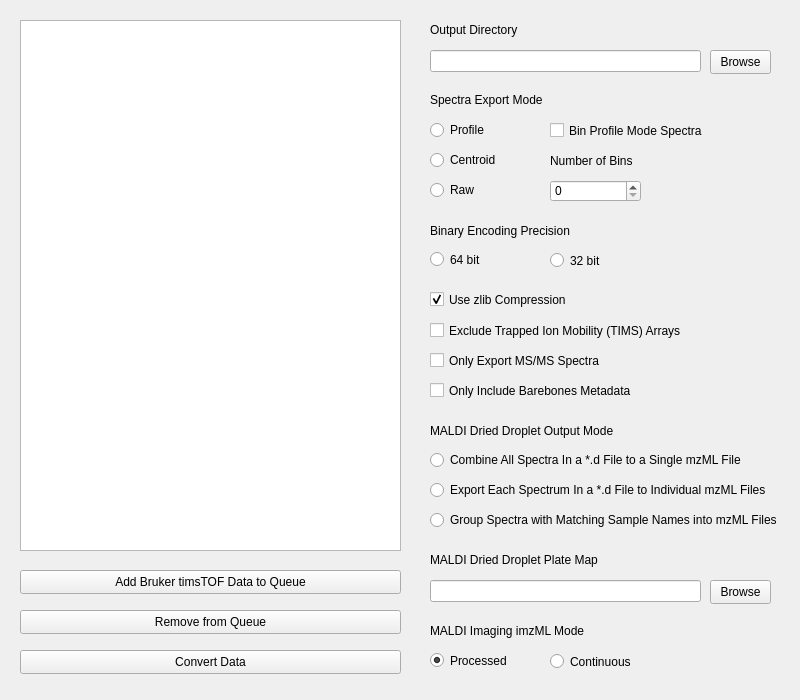
gtluu/timsconvert, file bin/timsconvert_gui_template.ui: the form before one commit.
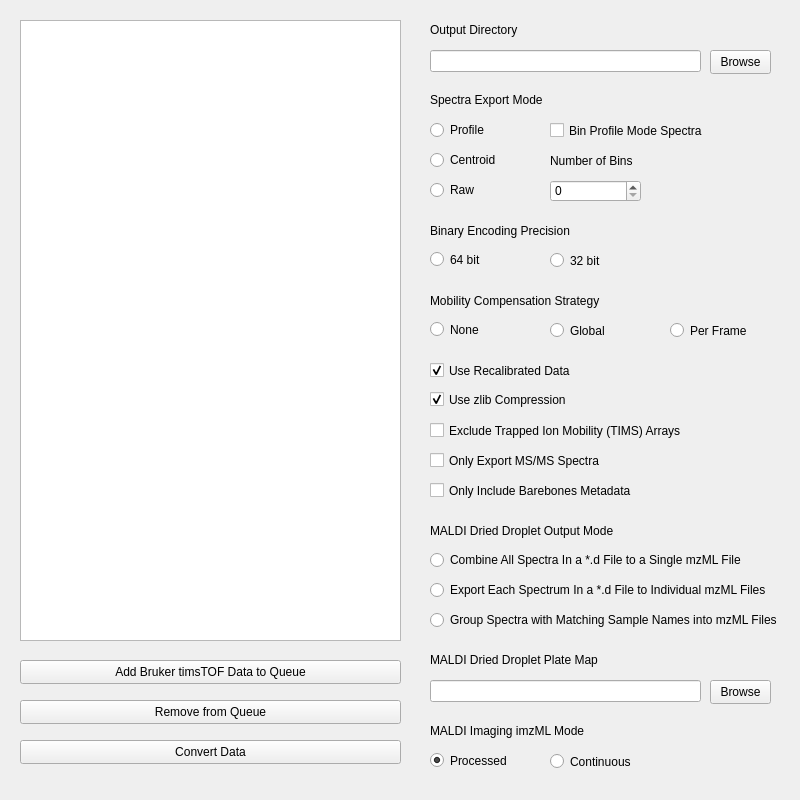
The form after the commit.

Commit message: update gui layout; add argument parsing from ui

Patch:
```diff
--- a/bin/timsconvert_gui_template.ui
+++ b/bin/timsconvert_gui_template.ui
@@ -7,7 +7,7 @@
     <x>0</x>
     <y>0</y>
     <width>800</width>
-    <height>700</height>
+    <height>800</height>
    </rect>
   </property>
   <property name="minimumSize">
@@ -30,7 +30,7 @@
     <property name="geometry">
      <rect>
       <x>20</x>
-      <y>570</y>
+      <y>660</y>
       <width>381</width>
       <height>24</height>
      </rect>
@@ -140,7 +140,7 @@
     <property name="geometry">
      <rect>
       <x>20</x>
-      <y>610</y>
+      <y>700</y>
       <width>381</width>
       <height>24</height>
      </rect>
@@ -195,7 +195,7 @@
     <property name="geometry">
      <rect>
       <x>430</x>
-      <y>289</y>
+      <y>389</y>
       <width>351</width>
       <height>21</height>
      </rect>
@@ -211,7 +211,7 @@
     <property name="geometry">
      <rect>
       <x>430</x>
-      <y>320</y>
+      <y>420</y>
       <width>351</width>
       <height>21</height>
      </rect>
@@ -224,7 +224,7 @@
     <property name="geometry">
      <rect>
       <x>430</x>
-      <y>350</y>
+      <y>450</y>
       <width>351</width>
       <height>21</height>
      </rect>
@@ -282,7 +282,7 @@
     <property name="geometry">
      <rect>
       <x>430</x>
-      <y>420</y>
+      <y>520</y>
       <width>351</width>
       <height>21</height>
      </rect>
@@ -295,7 +295,7 @@
     <property name="geometry">
      <rect>
       <x>430</x>
-      <y>450</y>
+      <y>550</y>
       <width>351</width>
       <height>20</height>
      </rect>
@@ -311,7 +311,7 @@
     <property name="geometry">
      <rect>
       <x>430</x>
-      <y>480</y>
+      <y>580</y>
       <width>351</width>
       <height>20</height>
      </rect>
@@ -324,7 +324,7 @@
     <property name="geometry">
      <rect>
       <x>430</x>
-      <y>510</y>
+      <y>610</y>
       <width>351</width>
       <height>20</height>
      </rect>
@@ -337,7 +337,7 @@
     <property name="geometry">
      <rect>
       <x>430</x>
-      <y>580</y>
+      <y>680</y>
       <width>271</width>
       <height>22</height>
      </rect>
@@ -353,7 +353,7 @@
     <property name="geometry">
      <rect>
       <x>710</x>
-      <y>580</y>
+      <y>680</y>
       <width>61</width>
       <height>24</height>
      </rect>
@@ -366,7 +366,7 @@
     <property name="geometry">
      <rect>
       <x>430</x>
-      <y>550</y>
+      <y>650</y>
       <width>351</width>
       <height>20</height>
      </rect>
@@ -379,7 +379,7 @@
     <property name="geometry">
      <rect>
       <x>430</x>
-      <y>620</y>
+      <y>720</y>
       <width>351</width>
       <height>21</height>
      </rect>
@@ -392,7 +392,7 @@
     <property name="geometry">
      <rect>
       <x>550</x>
-      <y>651</y>
+      <y>751</y>
       <width>89</width>
       <height>21</height>
      </rect>
@@ -405,7 +405,7 @@
     <property name="geometry">
      <rect>
       <x>430</x>
-      <y>650</y>
+      <y>750</y>
       <width>89</width>
       <height>21</height>
      </rect>
@@ -421,7 +421,7 @@
     <property name="geometry">
      <rect>
       <x>430</x>
-      <y>380</y>
+      <y>480</y>
       <width>351</width>
       <height>21</height>
      </rect>
@@ -434,7 +434,7 @@
     <property name="geometry">
      <rect>
       <x>20</x>
-      <y>650</y>
+      <y>740</y>
       <width>381</width>
       <height>24</height>
      </rect>
@@ -449,10 +449,81 @@
       <x>20</x>
       <y>20</y>
       <width>381</width>
-      <height>531</height>
+      <height>621</height>
      </rect>
     </property>
    </widget>
+   <widget class="QLabel" name="MobilityCompensationLabel">
+    <property name="geometry">
+     <rect>
+      <x>430</x>
+      <y>290</y>
+      <width>351</width>
+      <height>21</height>
+     </rect>
+    </property>
+    <property name="text">
+     <string>Mobility Compensation Strategy</string>
+    </property>
+   </widget>
+   <widget class="QCheckBox" name="RecalibratedDataCheckbox">
+    <property name="geometry">
+     <rect>
+      <x>430</x>
+      <y>360</y>
+      <width>351</width>
+      <height>21</height>
+     </rect>
+    </property>
+    <property name="text">
+     <string>Use Recalibrated Data</string>
+    </property>
+    <property name="checked">
+     <bool>true</bool>
+    </property>
+   </widget>
+   <widget class="QRadioButton" name="MobilityCompensationNoneRadio">
+    <property name="geometry">
+     <rect>
+      <x>430</x>
+      <y>319</y>
+      <width>89</width>
+      <height>21</height>
+     </rect>
+    </property>
+    <property name="text">
+     <string>None</string>
+    </property>
+    <property name="checked">
+     <bool>false</bool>
+    </property>
+   </widget>
+   <widget class="QRadioButton" name="MobilityCompensationGlobalRadio">
+    <property name="geometry">
+     <rect>
+      <x>550</x>
+      <y>320</y>
+      <width>89</width>
+      <height>21</height>
+     </rect>
+    </property>
+    <property name="text">
+     <string>Global</string>
+    </property>
+   </widget>
+   <widget class="QRadioButton" name="MobilityCompensationFrameRadio">
+    <property name="geometry">
+     <rect>
+      <x>670</x>
+      <y>320</y>
+      <width>89</width>
+      <height>21</height>
+     </rect>
+    </property>
+    <property name="text">
+     <string>Per Frame</string>
+    </property>
+   </widget>
   </widget>
  </widget>
  <resources/>
```
The commit also changes 4 other files.
